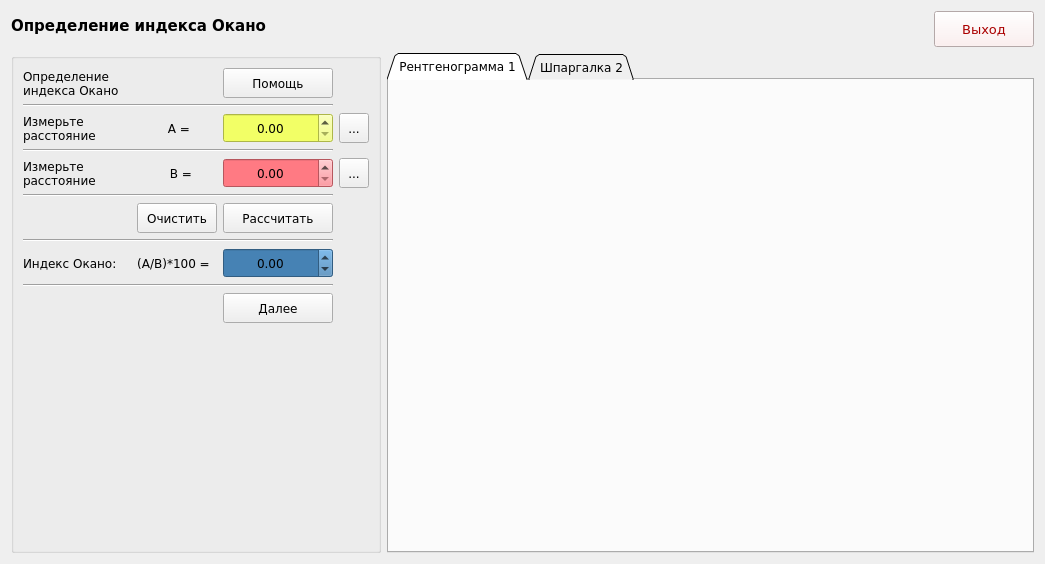
Old version of the form Medic/forms/ui/form2.ui in the repository W3STi/Medical-calculate-programm.
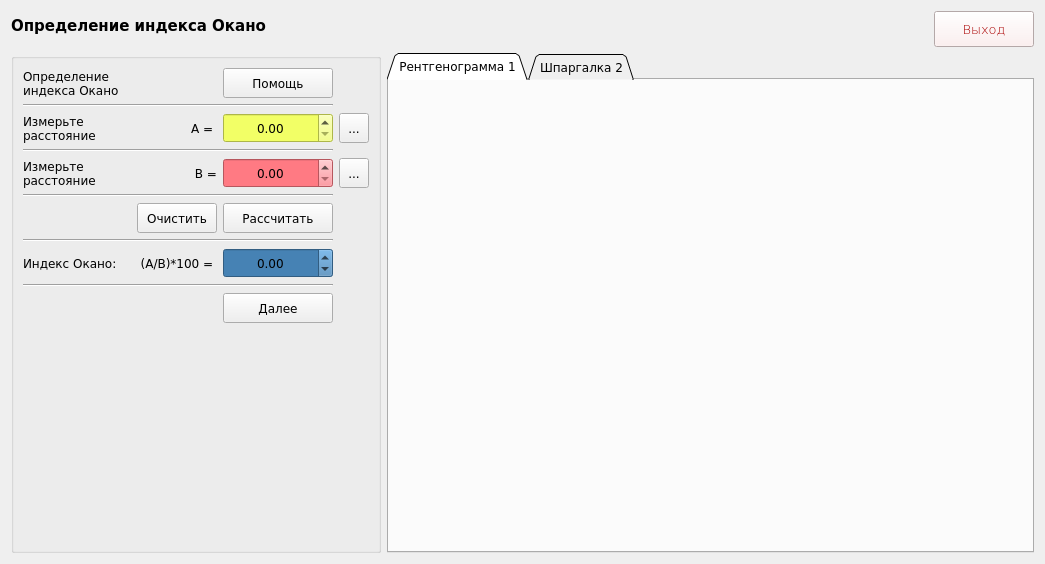
New version of the form.

The edit to the form file:
```diff
--- a/Medic/forms/ui/form2.ui
+++ b/Medic/forms/ui/form2.ui
@@ -57,6 +57,7 @@
       <font>
        <family>Verdana</family>
        <pointsize>10</pointsize>
+       <weight>9</weight>
        <italic>false</italic>
        <bold>false</bold>
       </font>
@@ -439,7 +440,7 @@
          <string>  A = </string>
         </property>
         <property name="alignment">
-         <set>Qt::AlignCenter</set>
+         <set>Qt::AlignRight|Qt::AlignTrailing|Qt::AlignVCenter</set>
         </property>
        </widget>
       </item>
@@ -486,7 +487,7 @@
          <string> (А/В)*100 = </string>
         </property>
         <property name="alignment">
-         <set>Qt::AlignCenter</set>
+         <set>Qt::AlignRight|Qt::AlignTrailing|Qt::AlignVCenter</set>
         </property>
        </widget>
       </item>
@@ -515,7 +516,7 @@
          <string>  B =</string>
         </property>
         <property name="alignment">
-         <set>Qt::AlignCenter</set>
+         <set>Qt::AlignRight|Qt::AlignTrailing|Qt::AlignVCenter</set>
         </property>
        </widget>
       </item>
```
Left out of the diff: 13 changed lines with no effect on the pictures.
